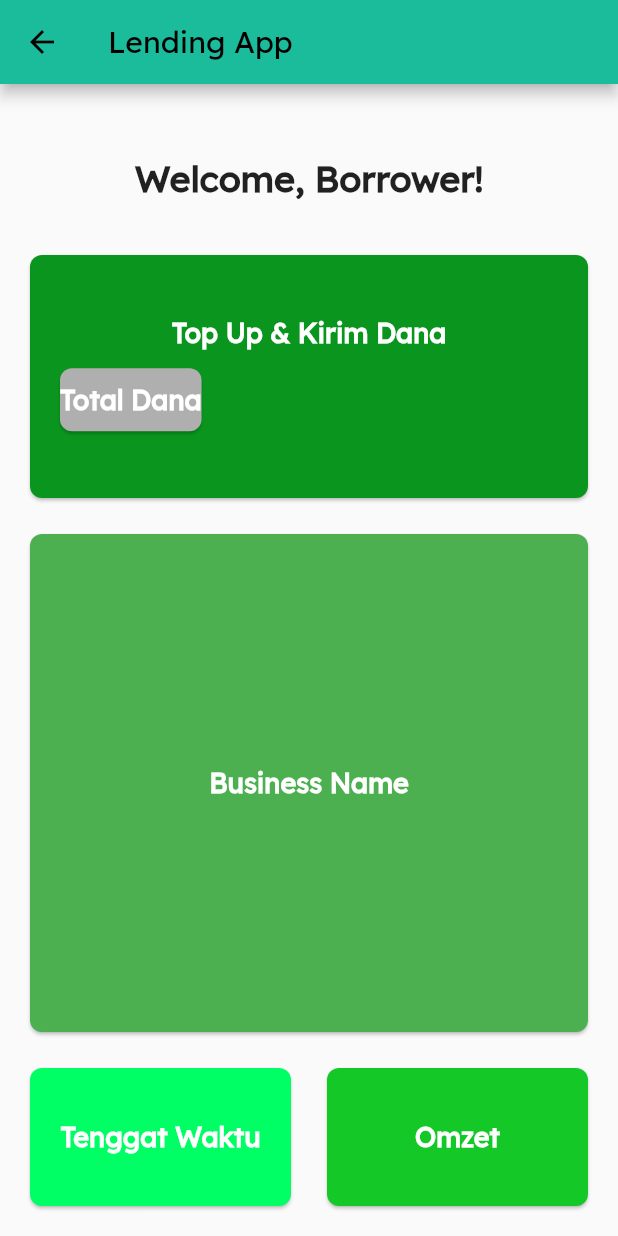
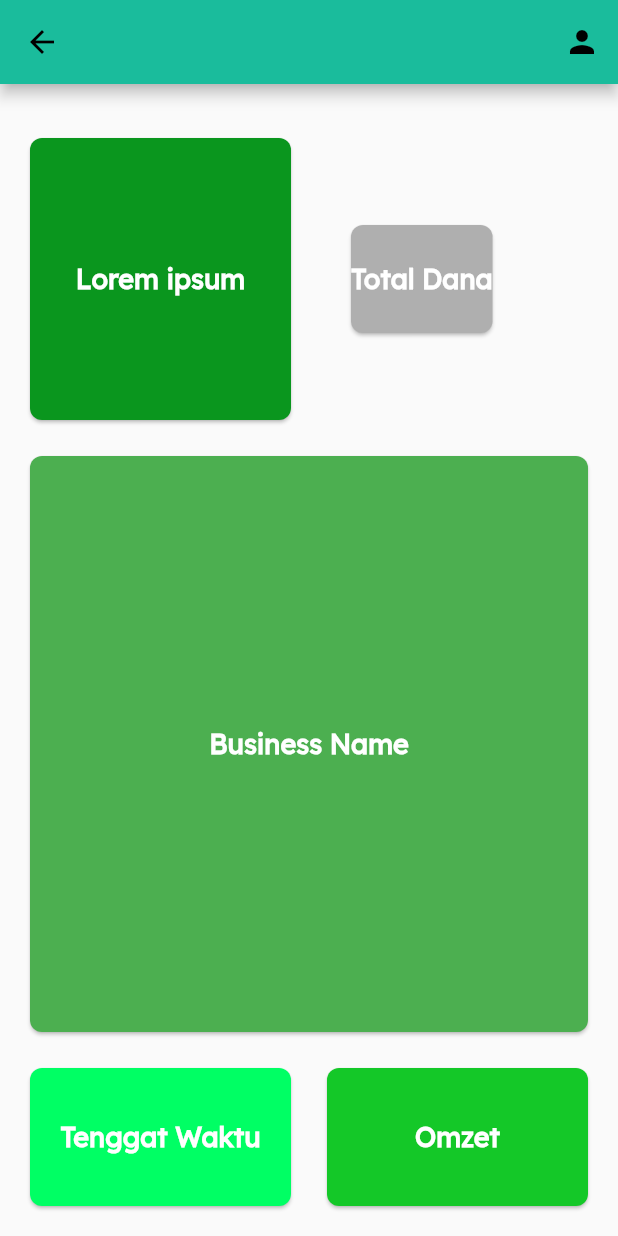
Before and after one commit to najmharani/P2P-Lending-UMKM-Kelompok-4-Pemrograman-Visual, a Flutter app: the HomeBorrower screen opened directly, on a phone screen of 412 x 824 dp. Run offline on Flutter 3.47's test engine with Material 2 defaults, Android fonts, the phone set to English and light mode, and no system bars.

Commit message:
borrower_minor_change

```diff
--- a/lib/borrower/pages/home_borrower.dart
+++ b/lib/borrower/pages/home_borrower.dart
@@ -9,39 +9,44 @@ class HomeBorrower extends StatelessWidget {
   Widget build(BuildContext context) {
     return Scaffold(
       appBar: AppBar(
-        title: Text('Lending App'),
+        actions: [
+          IconButton(
+            icon: Icon(Icons.person),
+            onPressed: () {
+              // Aksi saat tombol notifikasi ditekan
+            },
+          ),
+        ],
       ),
       body: Container(
         padding: EdgeInsets.all(16.0),
         child: Column(
           crossAxisAlignment: CrossAxisAlignment.stretch,
           children: [
-            SizedBox(height: 32.0),
-            Text(
-              'Welcome, Borrower!',
-              style: TextStyle(
-                fontSize: 24.0,
-                fontWeight: FontWeight.bold,
-              ),
-              textAlign: TextAlign.center,
-            ),
-            SizedBox(height: 32.0),
+            SizedBox(height: 16.0),
             Expanded(
               child: Column(
                 children: [
                   Expanded(
                     child: Container(
-                      height: 200.0,
+                      height: 50.0,
                       width: double.infinity,
+                      child: Row(
+                        children: [
+                          Expanded(
                             child: BorrowCard(
-                        title: 'Top Up & Kirim Dana',
+                              title: 'Lorem ipsum',
                               color: Color.fromARGB(255, 10, 150, 30),
                               onPressed: () {
                                 // TODO: Implement borrowing functionality
                               },
+                            ),
+                          ),
+                          SizedBox(width: 16.0),
+                          Expanded(
                             child: Container(
                               alignment: Alignment.centerLeft,
-                          height: 50.0,
+                              height: 80.0,
                               padding: EdgeInsets.only(left: 16.0),
                               child: BorrowCard(
                                 title: 'Total Dana',
@@ -51,6 +56,8 @@ class HomeBorrower extends StatelessWidget {
                                 },
                               ),
                             ),
+                          ),
+                        ],
                       ),
                     ),
                   ),
```
Lines whose indentation alone changed are shown as unchanged.
